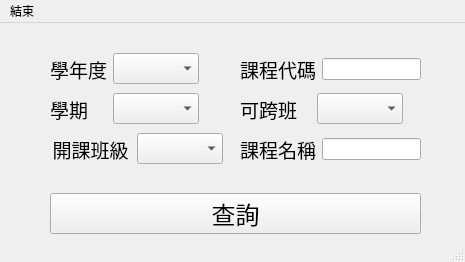
lv1codeman/myPython, file interface.ui: the form before one commit.
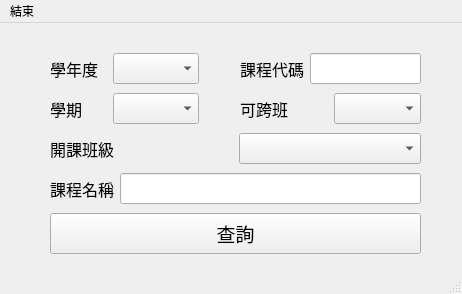
The form after the commit.

Diff of the .ui file:
```diff
--- a/interface.ui
+++ b/interface.ui
@@ -6,8 +6,8 @@
    <rect>
     <x>0</x>
     <y>0</y>
-    <width>465</width>
-    <height>262</height>
+    <width>462</width>
+    <height>294</height>
    </rect>
   </property>
   <property name="windowTitle">
@@ -18,7 +18,7 @@
     <property name="geometry">
      <rect>
       <x>50</x>
-      <y>170</y>
+      <y>190</y>
       <width>371</width>
       <height>41</height>
      </rect>
@@ -26,7 +26,7 @@
     <property name="font">
      <font>
       <family>微軟正黑體</family>
-      <pointsize>18</pointsize>
+      <pointsize>14</pointsize>
      </font>
     </property>
     <property name="text">
@@ -48,7 +48,7 @@
        <property name="font">
         <font>
          <family>微軟正黑體</family>
-         <pointsize>14</pointsize>
+         <pointsize>12</pointsize>
         </font>
        </property>
        <property name="text">
@@ -76,7 +76,7 @@
      <rect>
       <x>50</x>
       <y>110</y>
-      <width>173</width>
+      <width>371</width>
       <height>32</height>
      </rect>
     </property>
@@ -86,14 +86,14 @@
        <property name="font">
         <font>
          <family>微軟正黑體</family>
-         <pointsize>14</pointsize>
+         <pointsize>12</pointsize>
         </font>
        </property>
        <property name="text">
         <string>開課班級</string>
        </property>
        <property name="alignment">
-        <set>Qt::AlignCenter</set>
+        <set>Qt::AlignLeading|Qt::AlignLeft|Qt::AlignVCenter</set>
        </property>
       </widget>
      </item>
@@ -120,7 +120,7 @@
      <rect>
       <x>240</x>
       <y>70</y>
-      <width>163</width>
+      <width>181</width>
       <height>32</height>
      </rect>
     </property>
@@ -130,7 +130,7 @@
        <property name="font">
         <font>
          <family>微軟正黑體</family>
-         <pointsize>14</pointsize>
+         <pointsize>12</pointsize>
         </font>
        </property>
        <property name="text">
@@ -156,9 +156,9 @@
    <widget class="QWidget" name="layoutWidget_4">
     <property name="geometry">
      <rect>
-      <x>240</x>
-      <y>110</y>
-      <width>181</width>
+      <x>50</x>
+      <y>150</y>
+      <width>371</width>
       <height>32</height>
      </rect>
     </property>
@@ -168,23 +168,30 @@
        <property name="font">
         <font>
          <family>微軟正黑體</family>
-         <pointsize>14</pointsize>
+         <pointsize>12</pointsize>
         </font>
        </property>
        <property name="text">
         <string>課程名稱</string>
        </property>
        <property name="alignment">
-        <set>Qt::AlignCenter</set>
+        <set>Qt::AlignLeading|Qt::AlignLeft|Qt::AlignVCenter</set>
        </property>
       </widget>
      </item>
      <item>
-      <widget class="QLineEdit" name="le_crsnm"/>
+      <widget class="QLineEdit" name="le_crsnm">
+       <property name="font">
+        <font>
+         <family>微軟正黑體</family>
+         <pointsize>12</pointsize>
+        </font>
+       </property>
+      </widget>
      </item>
     </layout>
    </widget>
-   <widget class="QWidget" name="">
+   <widget class="QWidget" name="layoutWidget">
     <property name="geometry">
      <rect>
       <x>50</x>
@@ -199,14 +206,14 @@
        <property name="font">
         <font>
          <family>微軟正黑體</family>
-         <pointsize>14</pointsize>
+         <pointsize>12</pointsize>
         </font>
        </property>
        <property name="text">
         <string>學年度</string>
        </property>
        <property name="alignment">
-        <set>Qt::AlignCenter</set>
+        <set>Qt::AlignLeading|Qt::AlignLeft|Qt::AlignVCenter</set>
        </property>
       </widget>
      </item>
@@ -222,7 +229,7 @@
      </item>
     </layout>
    </widget>
-   <widget class="QWidget" name="">
+   <widget class="QWidget" name="layoutWidget">
     <property name="geometry">
      <rect>
       <x>240</x>
@@ -237,19 +244,26 @@
        <property name="font">
         <font>
          <family>微軟正黑體</family>
-         <pointsize>14</pointsize>
+         <pointsize>12</pointsize>
         </font>
        </property>
        <property name="text">
         <string>課程代碼</string>
        </property>
        <property name="alignment">
-        <set>Qt::AlignCenter</set>
+        <set>Qt::AlignLeading|Qt::AlignLeft|Qt::AlignVCenter</set>
        </property>
       </widget>
      </item>
      <item>
-      <widget class="QLineEdit" name="le_crsid"/>
+      <widget class="QLineEdit" name="le_crsid">
+       <property name="font">
+        <font>
+         <family>微軟正黑體</family>
+         <pointsize>12</pointsize>
+        </font>
+       </property>
+      </widget>
      </item>
     </layout>
    </widget>
@@ -259,7 +273,7 @@
     <rect>
      <x>0</x>
      <y>0</y>
-     <width>465</width>
+     <width>462</width>
      <height>21</height>
     </rect>
    </property>
```
